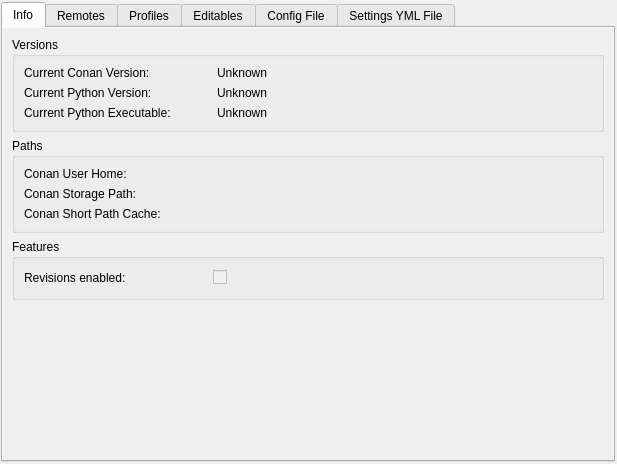
Before: the Qt Designer form src/conan_app_launcher/ui/views/conan_conf/conan_conf.ui in goszpeti/conan_explorer, drawn with Qt 5.
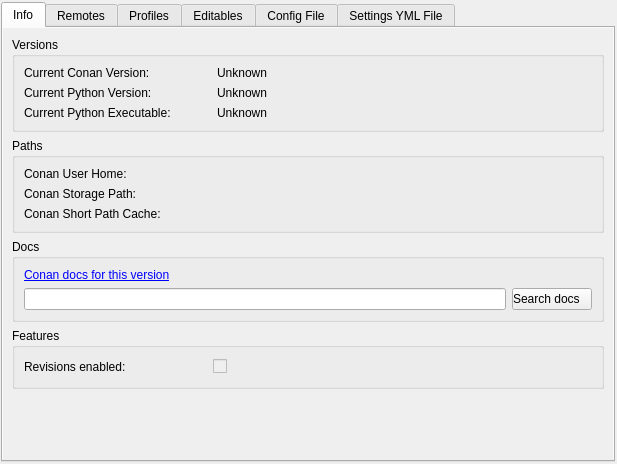
After: the same form once the commit is applied. The open tabs and pages were chosen to show the change. Custom widgets are drawn as their Qt base class.

Commit message: Add conan docs link and search

The edit to the form file:
```diff
--- a/src/conan_app_launcher/ui/views/conan_conf/conan_conf.ui
+++ b/src/conan_app_launcher/ui/views/conan_conf/conan_conf.ui
@@ -189,6 +189,45 @@
              </layout>
             </widget>
            </item>
+           <item>
+            <widget class="QGroupBox" name="docs_box">
+             <property name="title">
+              <string>Docs</string>
+             </property>
+             <layout class="QGridLayout" name="gridLayout_5">
+              <item row="1" column="0">
+               <widget class="QLineEdit" name="docs_search_lineedit">
+                <property name="text">
+                 <string/>
+                </property>
+               </widget>
+              </item>
+              <item row="0" column="0">
+               <widget class="QLabel" name="docs_link_label">
+                <property name="text">
+                 <string>&lt;html&gt;&lt;head/&gt;&lt;body&gt;&lt;p&gt;&lt;a href=&quot;https://docs.conan.io/en/1.60/index.html&quot;&gt;&lt;span style=&quot; text-decoration: underline; color:#0000ff;&quot;&gt;Conan docs for this version&lt;/span&gt;&lt;/a&gt;&lt;/p&gt;&lt;/body&gt;&lt;/html&gt;</string>
+                </property>
+                <property name="textFormat">
+                 <enum>Qt::RichText</enum>
+                </property>
+                <property name="openExternalLinks">
+                 <bool>true</bool>
+                </property>
+                <property name="textInteractionFlags">
+                 <set>Qt::LinksAccessibleByKeyboard|Qt::LinksAccessibleByMouse</set>
+                </property>
+               </widget>
+              </item>
+              <item row="1" column="1">
+               <widget class="QPushButton" name="docs_search_button">
+                <property name="text">
+                 <string>Search docs</string>
+                </property>
+               </widget>
+              </item>
+             </layout>
+            </widget>
+           </item>
            <item>
             <widget class="QGroupBox" name="features_box">
              <property name="title">
```
Left out of the diff: 2 changed lines with no effect on the pictures. The commit also changes 2 other files.
